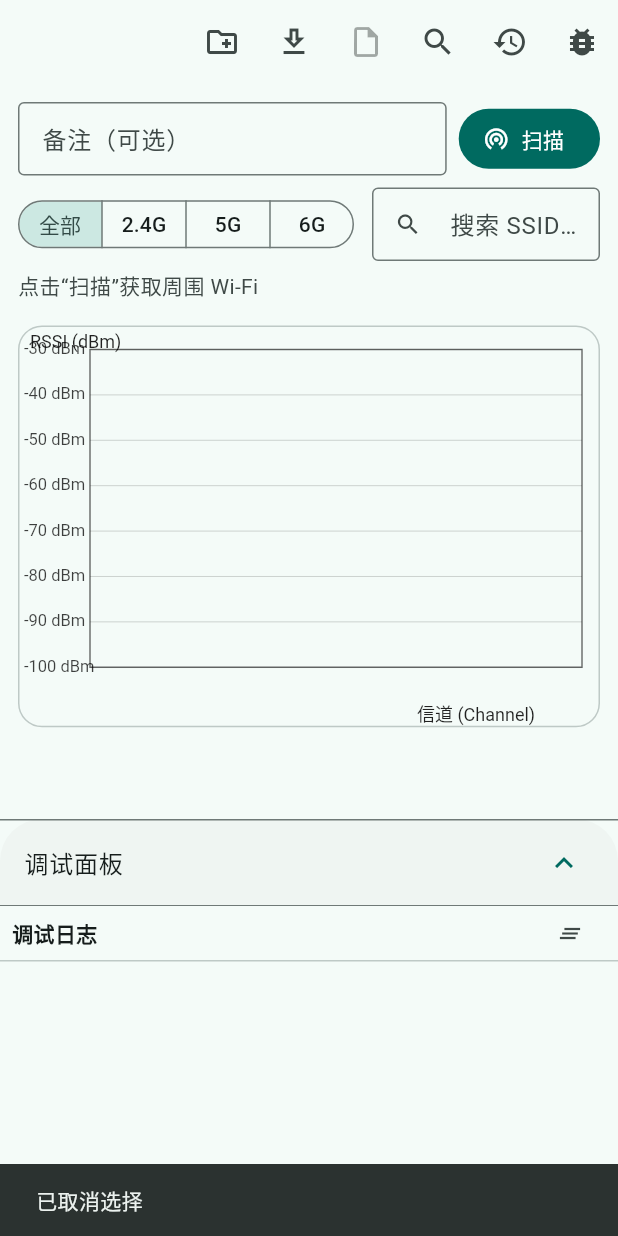
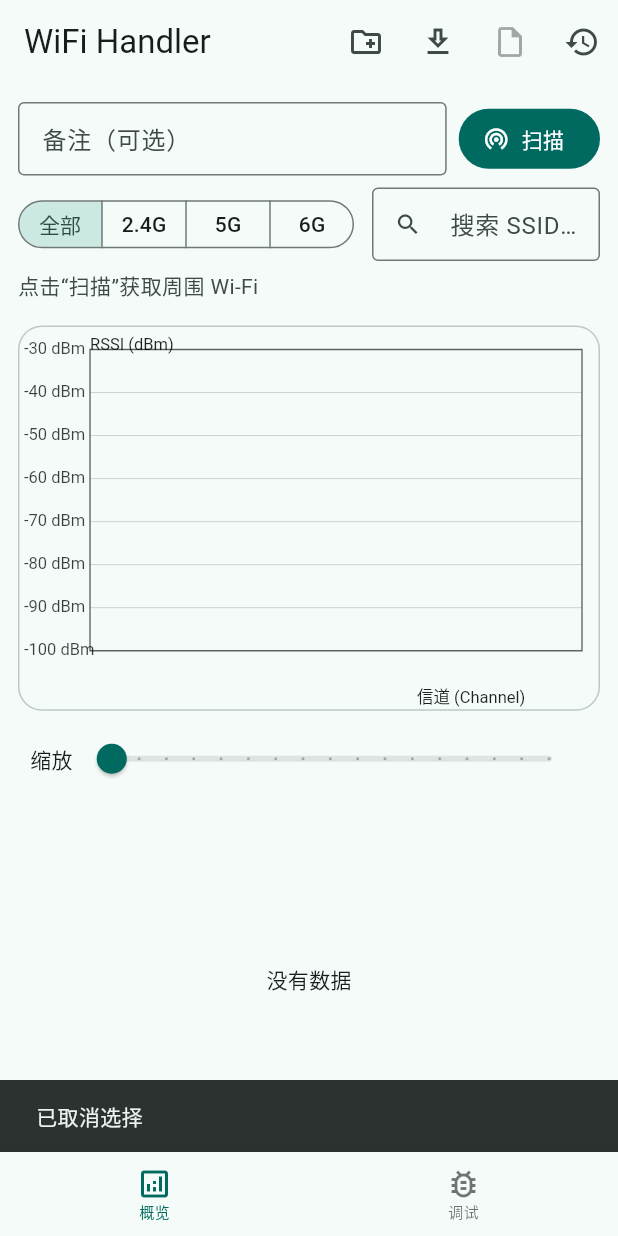
Before and after one commit to brill594/Wifi_Handler_ohos, a Flutter app: the screen it shows after launch, after a tap on the "history" icon, on a phone screen of 412 x 824 dp. Run offline on Flutter 3.47's test engine with Material 3 defaults, Android fonts, the phone set to English and light mode, and no system bars.

Commit message:
ui_modified

```diff
--- a/wifi_handler/lib/main.dart
+++ b/wifi_handler/lib/main.dart
@@ -378,6 +378,10 @@ class _HomePageState extends State<HomePage> {
   Band band = Band.any;
 	String? _lastExportUri;
   File? _lastJsonFile; // 最近保存的 JSON
+	double _chartZoom = 1.0; // 新增：图表缩放级别
+  final ScrollController _chartScrollController = ScrollController(); // 新增：图表滚动控制器
+	int _pageIndex = 0; // 新增：页面索引
+
 	@override
 	void initState() {
 		super.initState();
@@ -701,6 +705,7 @@ class _HomePageState extends State<HomePage> {
   void dispose() {
     remarkCtrl.dispose();
     searchCtrl.dispose();
+		_chartScrollController.dispose(); // 新增：释放控制器
     super.dispose();
   }
   /* ---------- JSON 文件工具 ---------- */
@@ -948,28 +953,23 @@ class _HomePageState extends State<HomePage> {
       return okBand && okQuery;
     }).toList();
   }
-
-  @override
-  Widget build(BuildContext context) {
-    final list = _filtered;
-    final hasData = list.isNotEmpty;
-
-    return Scaffold(
-      appBar: AppBar(
+// --- 新增的UI构建方法 ---
+
+  // 构建概览页的 AppBar
+  AppBar _buildOverviewAppBar() {
+    return AppBar(
+			title: const Text('WiFi Handler'),
       actions: [
         IconButton(
           tooltip: '设定导出文件（wifi_scans.jsonl）',
           onPressed: chooseExportFile,
           icon: const Icon(Icons.create_new_folder_outlined),
         ),
-
-					// 步骤 2：把本次扫描追加到同一个文件
         IconButton(
           tooltip: '保存当前（追加到同一文件）',
           onPressed: appendCurrentScanVerbose,
           icon: const Icon(Icons.download_outlined),
         ),
-
         IconButton(
           tooltip: '打开导出的 JSON',
           onPressed: _lastExportUri == null
@@ -978,28 +978,39 @@ class _HomePageState extends State<HomePage> {
           icon: const Icon(Icons.insert_drive_file_outlined),
         ),
         IconButton(
-						tooltip: '探测历史文件',
-						icon: const Icon(Icons.search),
-						onPressed: _probeHistoryUri,
-					),
-					IconButton(
           tooltip: '历史',
           icon: const Icon(Icons.history),
           onPressed: () async {
             if (_lastExportUri == null || _lastExportUri!.isEmpty) {
-								await chooseExportFile();  // 或你自己的 _pickHistoryFile()
+              await chooseExportFile();
               if (_lastExportUri == null || _lastExportUri!.isEmpty) {
+                if (!mounted) return;
                 ScaffoldMessenger.of(context).showSnackBar(
                   const SnackBar(content: Text('请先选择/创建历史文件（json/jsonl/jsonl）')),
                 );
                 return;
               }
             }
-							final uri = _lastExportUri!;               // 此时已保证非空
+            final uri = _lastExportUri!;
+            if (!mounted) return;
             await Navigator.of(context).push(
               MaterialPageRoute(builder: (_) => HistoryPage(externalUri: uri)),
             );
           },
+        ),
+      ],
+    );
+  }
+
+  // 构建调试页的 AppBar
+  AppBar _buildDebugAppBar() {
+    return AppBar(
+      title: const Text('调试'),
+      actions: [
+        IconButton(
+          tooltip: '探测历史文件',
+          icon: const Icon(Icons.search),
+          onPressed: _probeHistoryUri,
         ),
         IconButton(
           tooltip: '自检通道',
@@ -1007,8 +1018,14 @@ class _HomePageState extends State<HomePage> {
           icon: const Icon(Icons.bug_report),
         ),
       ],
-      ),
-      body: Column(
+    );
+  }
+
+  // 构建概览页的主体内容
+  Widget _buildOverviewBody() {
+    final list = _filtered;
+    return Column(
+      crossAxisAlignment: CrossAxisAlignment.start,
       children: [
         // 工具条
         Padding(
@@ -1049,7 +1066,7 @@ class _HomePageState extends State<HomePage> {
                     selected: {band},
                     onSelectionChanged: (s) => setState(() => band = s.first),
                     showSelectedIcon: false,
-                      style: ButtonStyle(
+                    style: const ButtonStyle(
                       visualDensity: VisualDensity.compact,
                       tapTargetSize: MaterialTapTargetSize.shrinkWrap,
                     ),
@@ -1080,10 +1097,12 @@ class _HomePageState extends State<HomePage> {
             ],
           ),
         ),
-
         // 图表
         Expanded(
-            flex: 6,
+          flex: 10,
+          child: Column(
+            children: [
+              Expanded(
                 child: Padding(
                   padding: const EdgeInsets.fromLTRB(12, 8, 12, 8),
                   child: DecoratedBox(
@@ -1091,6 +1110,13 @@ class _HomePageState extends State<HomePage> {
                       borderRadius: BorderRadius.circular(16),
                       border: Border.all(color: Theme.of(context).colorScheme.outlineVariant, width: 1),
                     ),
+                    child: ClipRRect(
+                      borderRadius: BorderRadius.circular(15),
+                      child: SingleChildScrollView(
+                        scrollDirection: Axis.horizontal,
+                        controller: _chartScrollController,
+                        child: SizedBox(
+                          width: (MediaQuery.of(context).size.width - 24) * _chartZoom,
                           child: CustomPaint(
                             painter: WifiChartPainter(aps: list, brightness: Theme.of(context).brightness),
                             child: const SizedBox.expand(),
@@ -1098,23 +1124,87 @@ class _HomePageState extends State<HomePage> {
                         ),
                       ),
                     ),
-
-          // 表格（替代之前的横向卡片）
+                  ),
+                ),
+              ),
+              Padding(
+                padding: const EdgeInsets.fromLTRB(20, 0, 20, 8),
+                child: Row(
+                  children: [
+                    const Text('缩放'),
+                    Expanded(
+                      child: Slider(
+                        value: _chartZoom,
+                        min: 1.0,
+                        max: 5.0,
+                        divisions: 16,
+                        label: 'x${_chartZoom.toStringAsFixed(1)}',
+                        onChanged: (value) {
+                          setState(() {
+                            _chartZoom = value;
+                          });
+                        },
+                      ),
+                    ),
+                  ],
+                ),
+              ),
+            ],
+          ),
+        ),
+        // 表格
         Expanded(
           flex: 7,
           child: _ApTable(data: list),
         ),
       ],
-      ),
-			bottomSheet: ExpansionTile(
-				initiallyExpanded: true, // 需要时改成 false
-				title: const Text('调试面板'),
-				children: const [LogConsole()],
-			),
-    );
-  }
-}
-
+    );
+  }
+
+  // 构建调试页的主体内容
+  Widget _buildDebugBody() {
+    return const LogConsole();
+  }
+@override
+  Widget build(BuildContext context) {
+    // 根据当前页面索引，准备好对应的 AppBar 和 body
+    final List<PreferredSizeWidget?> appBars = [
+      _buildOverviewAppBar(),
+      _buildDebugAppBar(),
+    ];
+    final List<Widget> pages = [
+      _buildOverviewBody(),
+      _buildDebugBody(),
+    ];
+
+    return Scaffold(
+      appBar: appBars[_pageIndex],
+      body: pages[_pageIndex],
+      bottomNavigationBar: BottomNavigationBar(
+        currentIndex: _pageIndex,
+        onTap: (index) {
+          setState(() {
+            _pageIndex = index;
+          });
+        },
+        // 使用 .fixed 类型可以确保标签总是可见的
+        type: BottomNavigationBarType.fixed,
+        selectedFontSize: 10.0, // 新增：减小字体，让导航栏更紧凑
+        unselectedFontSize: 10.0, // 新增：减小字体
+        items: const [
+          BottomNavigationBarItem(
+            icon: Icon(Icons.analytics_outlined),
+            label: '概览',
+          ),
+          BottomNavigationBarItem(
+            icon: Icon(Icons.bug_report_outlined),
+            label: '调试',
+          ),
+        ],
+      ),
+    );
+  }
+}
 /* ------------------------------ 表格控件 ------------------------------ */
 
 class _ApTable extends StatelessWidget {
@@ -1413,9 +1503,8 @@ class WifiChartPainter extends CustomPainter {
           TextStyle(fontSize: 11, color: textColor.withOpacity(0.75)));
     }
     if (occupied.isNotEmpty) {
-      final step = (occupied.length <= 18) ? 1 : (occupied.length / 18).ceil();
-      for (int i = 0; i < occupied.length; i += step) {
-        final ch = occupied[i];
+      // 移除 step 逻辑，直接遍历所有占用的信道
+      for (final ch in occupied) {
         final x = xOf(ch);
         canvas.drawLine(Offset(x, chart.bottom), Offset(x, chart.bottom + 4), axis);
         _drawText(canvas, '$ch', Offset(x - 6, chart.bottom + 6),
@@ -1484,10 +1573,10 @@ class WifiChartPainter extends CustomPainter {
       tp.paint(canvas, Offset(rect.left + 6, rect.top + 3));
     }
 
-    _drawText(canvas, 'RSSI (dBm)', Offset(8, chart.top - 12),
-        TextStyle(fontSize: 12, color: textColor));
+    _drawText(canvas, 'RSSI (dBm)', Offset(chart.left, chart.top - 10),
+        TextStyle(fontSize: 11, color: textColor));
     _drawText(canvas, '信道 (Channel)', Offset(chart.right - 110, chart.bottom + 22),
-        TextStyle(fontSize: 12, color: textColor));
+        TextStyle(fontSize: 11, color: textColor));
   }
 
   @override
```
Lines whose indentation alone changed are shown as unchanged.
